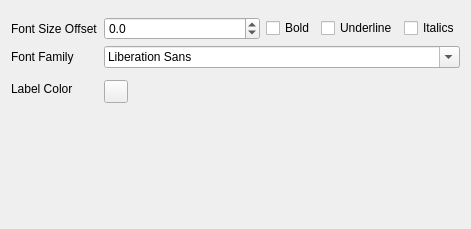
Qt form src/libkstapp/labelpropertiestab.ui (Kst-plot/kst) before a commit.
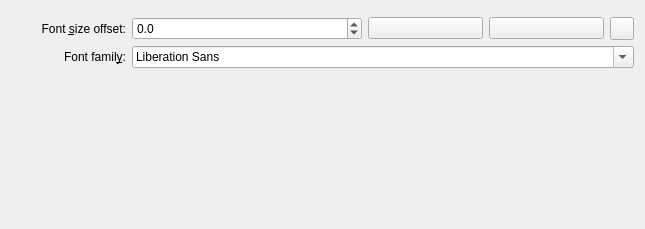
The same form after that commit. Custom widgets are drawn as their Qt base class.

Diff of the .ui file:
```diff
--- a/src/libkstapp/labelpropertiestab.ui
+++ b/src/libkstapp/labelpropertiestab.ui
@@ -8,7 +8,7 @@
    <rect>
     <x>0</x>
     <y>0</y>
-    <width>471</width>
+    <width>645</width>
     <height>229</height>
    </rect>
   </property>
@@ -24,7 +24,13 @@
      <item row="0" column="0" >
       <widget class="QLabel" name="_Label_11" >
        <property name="text" >
-        <string>Font Size Offset</string>
+        <string>Font &amp;size offset:</string>
+       </property>
+       <property name="alignment" >
+        <set>Qt::AlignRight|Qt::AlignTrailing|Qt::AlignVCenter</set>
+       </property>
+       <property name="buddy" >
+        <cstring>_labelFontScale</cstring>
        </property>
       </widget>
      </item>
@@ -41,60 +47,57 @@
        </property>
       </widget>
      </item>
-     <item row="0" column="3" >
-      <widget class="QCheckBox" name="_bold" >
-       <property name="text" >
-        <string>Bold</string>
-       </property>
-      </widget>
-     </item>
-     <item row="0" column="4" >
-      <widget class="QCheckBox" name="_underline" >
-       <property name="text" >
-        <string>Underline</string>
-       </property>
-      </widget>
-     </item>
-     <item row="0" column="5" >
-      <widget class="QCheckBox" name="_italic" >
-       <property name="text" >
-        <string>Italics</string>
-       </property>
-      </widget>
-     </item>
      <item row="1" column="0" >
       <widget class="QLabel" name="_Label_12" >
        <property name="text" >
-        <string>Font Family</string>
+        <string>Font famil&amp;y:</string>
+       </property>
+       <property name="alignment" >
+        <set>Qt::AlignRight|Qt::AlignTrailing|Qt::AlignVCenter</set>
+       </property>
+       <property name="buddy" >
+        <cstring>_family</cstring>
        </property>
       </widget>
      </item>
      <item row="1" column="1" colspan="5" >
       <widget class="QFontComboBox" name="_family" />
      </item>
-     <item rowspan="2" row="2" column="0" colspan="3" >
-      <widget class="QLabel" name="label_4" >
+     <item row="0" column="3" >
+      <widget class="QPushButton" name="_bold" >
+       <property name="toolTip" >
+        <string>Bold</string>
+       </property>
        <property name="text" >
-        <string>Label Color</string>
+        <string/>
        </property>
+       <property name="shortcut" >
+        <string>Alt+B</string>
+       </property>
+       <property name="checkable" >
+        <bool>true</bool>
+       </property>
       </widget>
      </item>
-     <item row="3" column="1" >
+     <item row="0" column="4" >
+      <widget class="QPushButton" name="_italic" >
+       <property name="toolTip" >
+        <string>Italic</string>
+       </property>
+       <property name="text" >
+        <string/>
+       </property>
+       <property name="shortcut" >
+        <string>Alt+I</string>
+       </property>
+       <property name="checkable" >
+        <bool>true</bool>
+       </property>
+      </widget>
+     </item>
+     <item row="0" column="5" >
       <widget class="Kst::ColorButton" name="_labelColor" />
      </item>
-     <item row="3" column="2" >
-      <spacer name="horizontalSpacer" >
-       <property name="orientation" >
-        <enum>Qt::Horizontal</enum>
-       </property>
-       <property name="sizeHint" stdset="0" >
-        <size>
-         <width>40</width>
-         <height>20</height>
-        </size>
-       </property>
-      </spacer>
-     </item>
     </layout>
    </item>
    <item>
```
